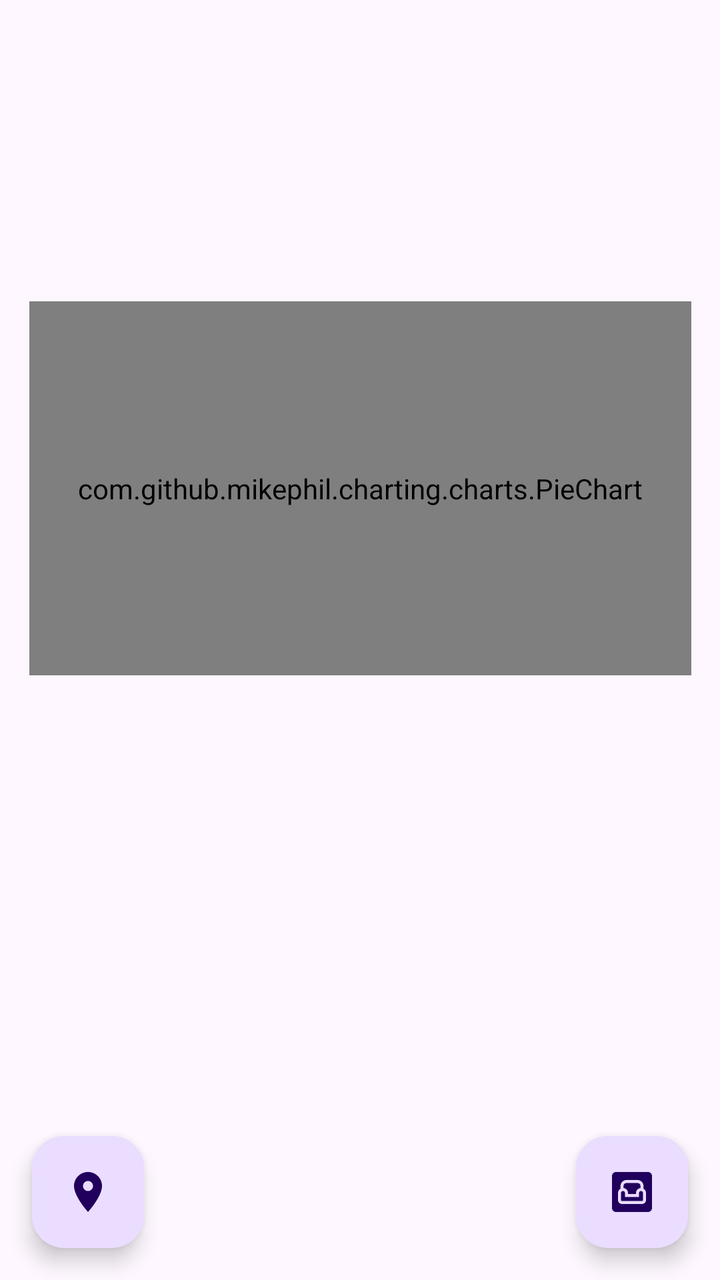
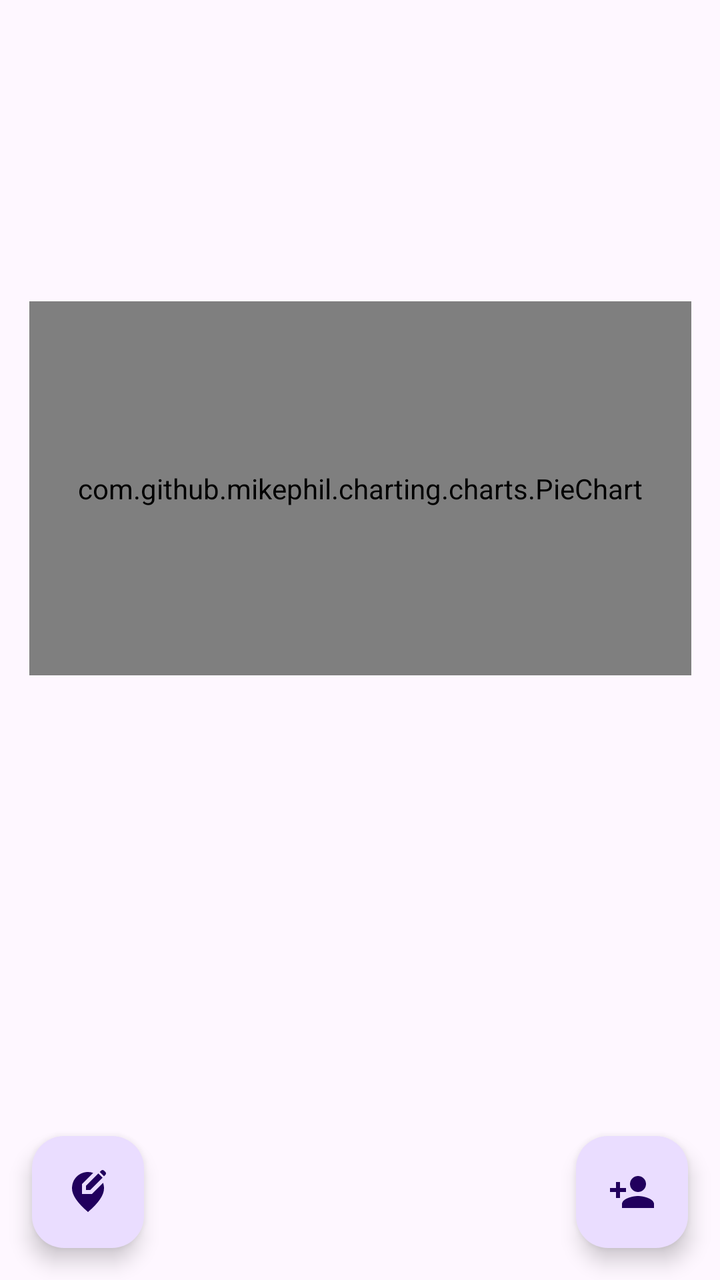

Before-and-after screenshots of an Android layout around one commit, followed by the original layout XML and the change that was made.
<!-- AndroidManifest.xml: application theme Theme.SprintProject -->
<!-- res/layout/fragment_logistics.xml -->
<?xml version="1.0" encoding="utf-8"?>
<FrameLayout xmlns:android="http://schemas.android.com/apk/res/android"
    xmlns:app="http://schemas.android.com/apk/res-auto"
    xmlns:tools="http://schemas.android.com/tools"
    android:layout_width="match_parent"
    android:layout_height="match_parent"
    tools:context=".views.LogisticsFragment">

    

    <androidx.constraintlayout.widget.ConstraintLayout

        android:layout_width="match_parent"
        android:layout_height="match_parent">

        <TextView
            android:id="@+id/LogisticsText"
            android:layout_width="wrap_content"
            android:layout_height="wrap_content"
            android:layout_marginStart="113dp"
            android:layout_marginTop="28dp"
            android:layout_marginEnd="114dp"
            android:layout_marginBottom="643dp"
            android:gravity="center"
            android:text="@string/textview_label"
            android:textColor="@android:color/black"
            android:textSize="45sp"
            android:textStyle="bold"
            app:layout_constraintBottom_toBottomOf="parent"
            app:layout_constraintEnd_toEndOf="parent"
            app:layout_constraintStart_toStartOf="parent"
            app:layout_constraintTop_toTopOf="parent" />

        <Button
            android:id="@+id/logistics_graph_button"
            android:layout_width="wrap_content"
            android:layout_height="wrap_content"
            android:layout_marginStart="161dp"
            android:layout_marginTop="98dp"
            android:layout_marginEnd="159dp"
            android:layout_marginBottom="585dp"
            android:backgroundTint="@android:color/darker_gray"
            android:text="Button"
            app:layout_constraintBottom_toBottomOf="parent"
            app:layout_constraintEnd_toEndOf="parent"
            app:layout_constraintStart_toStartOf="parent"
            app:layout_constraintTop_toTopOf="parent" />

        <TextView
            android:id="@+id/logistics_graph_title"
            android:layout_width="wrap_content"
            android:layout_height="wrap_content"
            android:layout_marginStart="192dp"
            android:layout_marginTop="156dp"
            android:layout_marginEnd="192dp"
            android:visibility="gone"
            android:layout_marginBottom="556dp"
            android:text="Title"
            app:layout_constraintBottom_toBottomOf="parent"
            app:layout_constraintEnd_toEndOf="parent"
            app:layout_constraintStart_toStartOf="parent"
            app:layout_constraintTop_toTopOf="parent" />

        <com.github.mikephil.charting.charts.PieChart
            android:id="@+id/logistics_graph"
            android:layout_width="331dp"
            android:layout_height="187dp"
            android:layout_marginStart="40dp"
            android:layout_marginTop="196dp"
            android:layout_marginEnd="40dp"
            android:layout_marginBottom="348dp"
            app:layout_constraintBottom_toBottomOf="parent"
            app:layout_constraintEnd_toEndOf="parent"
            app:layout_constraintStart_toStartOf="parent"
            app:layout_constraintTop_toTopOf="parent" >

        </com.github.mikephil.charting.charts.PieChart>

        <TextView
            android:id="@+id/textView4"
            android:layout_width="wrap_content"
            android:layout_height="wrap_content"
            android:layout_marginStart="166dp"
            android:layout_marginTop="395dp"
            android:layout_marginEnd="167dp"
            android:layout_marginBottom="317dp"
            android:text="Contributors"
            app:layout_constraintBottom_toBottomOf="parent"
            app:layout_constraintEnd_toEndOf="parent"
            app:layout_constraintStart_toStartOf="parent"
            app:layout_constraintTop_toTopOf="parent" />


        <com.google.android.material.floatingactionbutton.FloatingActionButton
            android:id="@+id/floating_invite_button"
            android:layout_width="wrap_content"
            android:layout_height="wrap_content"
            android:layout_alignParentEnd="true"
            android:layout_alignParentBottom="true"
            android:layout_margin="16dp"
            android:layout_marginEnd="328dp"
            android:layout_marginBottom="48dp"
            android:contentDescription="Invite Members"
            android:src="@drawable/accomodations_icon"
            app:layout_constraintBottom_toBottomOf="parent"
            app:layout_constraintEnd_toEndOf="parent" />

        <com.google.android.material.floatingactionbutton.FloatingActionButton
            android:id="@+id/floating_other_button"
            android:layout_width="wrap_content"
            android:layout_height="wrap_content"
            android:layout_alignParentEnd="true"
            android:layout_alignParentBottom="true"
            android:layout_margin="16dp"
            android:contentDescription="Other Shit"
            android:src="@drawable/destination_icon"
            tools:layout_editor_absoluteX="25dp"
            tools:layout_editor_absoluteY="659dp"
            app:layout_constraintBottom_toBottomOf="parent"
            app:layout_constraintStart_toStartOf="parent"/>

    </androidx.constraintlayout.widget.ConstraintLayout>

</FrameLayout>
<!-- resources referenced by this layout -->
<resources>
  <!-- drawable accomodations_icon (drawable) -->
  <vector xmlns:android="http://schemas.android.com/apk/res/android" android:height="24dp" android:tint="#000000" android:viewportHeight="24" android:viewportWidth="24" android:width="24dp">
        
      <path android:fillColor="@android:color/white" android:pathData="M16.5,11.5c-0.55,0 -1,0.45 -1,1v2h-7v-2c0,-0.55 -0.45,-1 -1,-1s-1,0.45 -1,1V16c0,0.28 0.22,0.5 0.5,0.5h10c0.28,0 0.5,-0.22 0.5,-0.5v-3.5C17.5,11.95 17.05,11.5 16.5,11.5z"/>
        
      <path android:fillColor="@android:color/white" android:pathData="M10,12.5V13h4v-0.5c0,-1.3 0.99,-2.35 2.25,-2.47V9c0,-0.83 -0.67,-1.5 -1.5,-1.5h-5.5c-0.83,0 -1.5,0.67 -1.5,1.5v1.03C9.01,10.15 10,11.2 10,12.5z"/>
        
      <path android:fillColor="@android:color/white" android:pathData="M20,2H4C2.9,2 2,2.9 2,4v16c0,1.1 0.9,2 2,2h16c1.1,0 2,-0.9 2,-2V4C22,2.9 21.1,2 20,2zM19,16c0,1.1 -0.9,2 -2,2H7c-1.1,0 -2,-0.9 -2,-2v-3.5c0,-0.92 0.51,-1.72 1.25,-2.15V9c0,-1.66 1.34,-3 3,-3h5.5c1.66,0 3,1.34 3,3v1.35C18.49,10.78 19,11.58 19,12.5V16z"/>
      
  </vector>
  <!-- drawable destination_icon (drawable) -->
  <vector xmlns:android="http://schemas.android.com/apk/res/android" android:height="24dp" android:tint="#000000" android:viewportHeight="24" android:viewportWidth="24" android:width="24dp">
        
      <path android:fillColor="@android:color/white" android:pathData="M12,2C8.13,2 5,5.13 5,9c0,5.25 7,13 7,13s7,-7.75 7,-13c0,-3.87 -3.13,-7 -7,-7zM12,11.5c-1.38,0 -2.5,-1.12 -2.5,-2.5s1.12,-2.5 2.5,-2.5 2.5,1.12 2.5,2.5 -1.12,2.5 -2.5,2.5z"/>
      
  </vector>
  <string name="textview_label">Logistics</string>
  <style name="Theme.SprintProject" parent="Base.Theme.SprintProject" />
  <style name="Base.Theme.SprintProject" parent="Theme.Material3.DayNight.NoActionBar">
          
          
      </style>
</resources>

<!-- the commit's change to res/layout/fragment_logistics.xml (unified diff, before → after) -->
@@ -101,7 +101,7 @@
             android:layout_marginEnd="328dp"
             android:layout_marginBottom="48dp"
             android:contentDescription="Invite Members"
-            android:src="@drawable/accomodations_icon"
+            android:src="@drawable/add_user_icon"
             app:layout_constraintBottom_toBottomOf="parent"
             app:layout_constraintEnd_toEndOf="parent" />
 
@@ -113,7 +113,7 @@
             android:layout_alignParentBottom="true"
             android:layout_margin="16dp"
             android:contentDescription="Other Shit"
-            android:src="@drawable/destination_icon"
+            android:src="@drawable/trip_plan_icon"
             tools:layout_editor_absoluteX="25dp"
             tools:layout_editor_absoluteY="659dp"
             app:layout_constraintBottom_toBottomOf="parent"
<!-- resource entries referenced after the edit -->
@@ -1,19 +1,19 @@
 <!-- resources referenced by this layout -->
 <resources>
-  <!-- drawable accomodations_icon (drawable) -->
+  <!-- drawable add_user_icon (drawable) -->
   <vector xmlns:android="http://schemas.android.com/apk/res/android" android:height="24dp" android:tint="#000000" android:viewportHeight="24" android:viewportWidth="24" android:width="24dp">
         
-      <path android:fillColor="@android:color/white" android:pathData="M16.5,11.5c-0.55,0 -1,0.45 -1,1v2h-7v-2c0,-0.55 -0.45,-1 -1,-1s-1,0.45 -1,1V16c0,0.28 0.22,0.5 0.5,0.5h10c0.28,0 0.5,-0.22 0.5,-0.5v-3.5C17.5,11.95 17.05,11.5 16.5,11.5z"/>
-        
-      <path android:fillColor="@android:color/white" android:pathData="M10,12.5V13h4v-0.5c0,-1.3 0.99,-2.35 2.25,-2.47V9c0,-0.83 -0.67,-1.5 -1.5,-1.5h-5.5c-0.83,0 -1.5,0.67 -1.5,1.5v1.03C9.01,10.15 10,11.2 10,12.5z"/>
-        
-      <path android:fillColor="@android:color/white" android:pathData="M20,2H4C2.9,2 2,2.9 2,4v16c0,1.1 0.9,2 2,2h16c1.1,0 2,-0.9 2,-2V4C22,2.9 21.1,2 20,2zM19,16c0,1.1 -0.9,2 -2,2H7c-1.1,0 -2,-0.9 -2,-2v-3.5c0,-0.92 0.51,-1.72 1.25,-2.15V9c0,-1.66 1.34,-3 3,-3h5.5c1.66,0 3,1.34 3,3v1.35C18.49,10.78 19,11.58 19,12.5V16z"/>
+      <path android:fillColor="@android:color/white" android:pathData="M15,12c2.21,0 4,-1.79 4,-4s-1.79,-4 -4,-4 -4,1.79 -4,4 1.79,4 4,4zM6,10L6,7L4,7v3L1,10v2h3v3h2v-3h3v-2L6,10zM15,14c-2.67,0 -8,1.34 -8,4v2h16v-2c0,-2.66 -5.33,-4 -8,-4z"/>
       
   </vector>
-  <!-- drawable destination_icon (drawable) -->
+  <!-- drawable trip_plan_icon (drawable) -->
   <vector xmlns:android="http://schemas.android.com/apk/res/android" android:height="24dp" android:tint="#000000" android:viewportHeight="24" android:viewportWidth="24" android:width="24dp">
         
-      <path android:fillColor="@android:color/white" android:pathData="M12,2C8.13,2 5,5.13 5,9c0,5.25 7,13 7,13s7,-7.75 7,-13c0,-3.87 -3.13,-7 -7,-7zM12,11.5c-1.38,0 -2.5,-1.12 -2.5,-2.5s1.12,-2.5 2.5,-2.5 2.5,1.12 2.5,2.5 -1.12,2.5 -2.5,2.5z"/>
+      <path android:fillColor="@android:color/white" android:pathData="M13.95,13H9V8.05l5.61,-5.61C13.78,2.16 12.9,2 12,2c-4.2,0 -8,3.22 -8,8.2c0,3.32 2.67,7.25 8,11.8c5.33,-4.55 8,-8.48 8,-11.8c0,-1.01 -0.16,-1.94 -0.45,-2.8L13.95,13z"/>
+        
+      <path android:fillColor="@android:color/white" android:pathData="M11,11l2.12,0l6.16,-6.16l-2.12,-2.12l-6.16,6.16z"/>
+        
+      <path android:fillColor="@android:color/white" android:pathData="M20.71,2L20,1.29C19.8,1.1 19.55,1 19.29,1c-0.13,0 -0.48,0.07 -0.71,0.29l-0.72,0.72l2.12,2.12l0.72,-0.72C21.1,3.02 21.1,2.39 20.71,2z"/>
       
   </vector>
   <string name="textview_label">Logistics</string>
